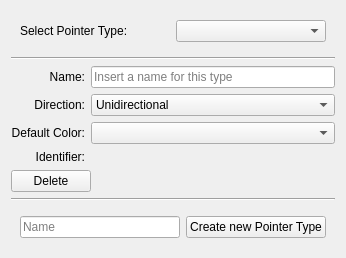
Qt form src/Interface/PointerTypePage.ui (KDE/rocs) before a commit.
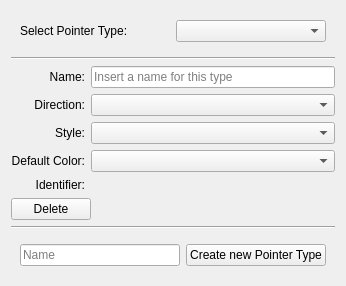
The same form after that commit. Custom widgets are drawn as their Qt base class.

Commit message: Set pointer line style by pointer type.

The edit to the form file:
```diff
--- a/src/Interface/PointerTypePage.ui
+++ b/src/Interface/PointerTypePage.ui
@@ -7,7 +7,7 @@
     <x>0</x>
     <y>0</y>
     <width>346</width>
-    <height>208</height>
+    <height>246</height>
    </rect>
   </property>
   <layout class="QVBoxLayout" name="verticalLayout">
@@ -42,7 +42,7 @@
    </item>
    <item>
     <layout class="QGridLayout" name="gridLayout_3">
-     <item row="2" column="0">
+     <item row="3" column="0">
       <widget class="QLabel" name="typeDefaultColorLabel">
        <property name="text">
         <string>Default Color:</string>
@@ -52,10 +52,10 @@
        </property>
       </widget>
      </item>
-     <item row="2" column="1">
+     <item row="3" column="1">
       <widget class="KColorCombo" name="typeDefaultColor"/>
      </item>
-     <item row="3" column="0">
+     <item row="4" column="0">
       <widget class="QLabel" name="label_2">
        <property name="text">
         <string>Identifier:</string>
@@ -65,7 +65,7 @@
        </property>
       </widget>
      </item>
-     <item row="3" column="1">
+     <item row="4" column="1">
       <widget class="QLabel" name="typeIdentifier">
        <property name="toolTip">
         <string>This is the unique identifier for the pointer type.</string>
@@ -116,18 +116,21 @@
        <property name="toolTip">
         <string>&lt;html&gt;&lt;head/&gt;&lt;body&gt;&lt;p&gt;Select if pointers of this type is unidirectional or bidirectional. Changing this value changes directions of all pointers of this type.&lt;/p&gt;&lt;/body&gt;&lt;/html&gt;</string>
        </property>
-       <item>
-        <property name="text">
-         <string>Unidirectional</string>
-        </property>
-       </item>
-       <item>
-        <property name="text">
-         <string>Bidirectional</string>
-        </property>
-       </item>
       </widget>
      </item>
+     <item row="2" column="0">
+      <widget class="QLabel" name="label_4">
+       <property name="text">
+        <string>Style:</string>
+       </property>
+       <property name="alignment">
+        <set>Qt::AlignRight|Qt::AlignTrailing|Qt::AlignVCenter</set>
+       </property>
+      </widget>
+     </item>
+     <item row="2" column="1">
+      <widget class="KComboBox" name="typeLineStyle"/>
+     </item>
     </layout>
    </item>
    <item>
```
The commit also changes 11 other files.
